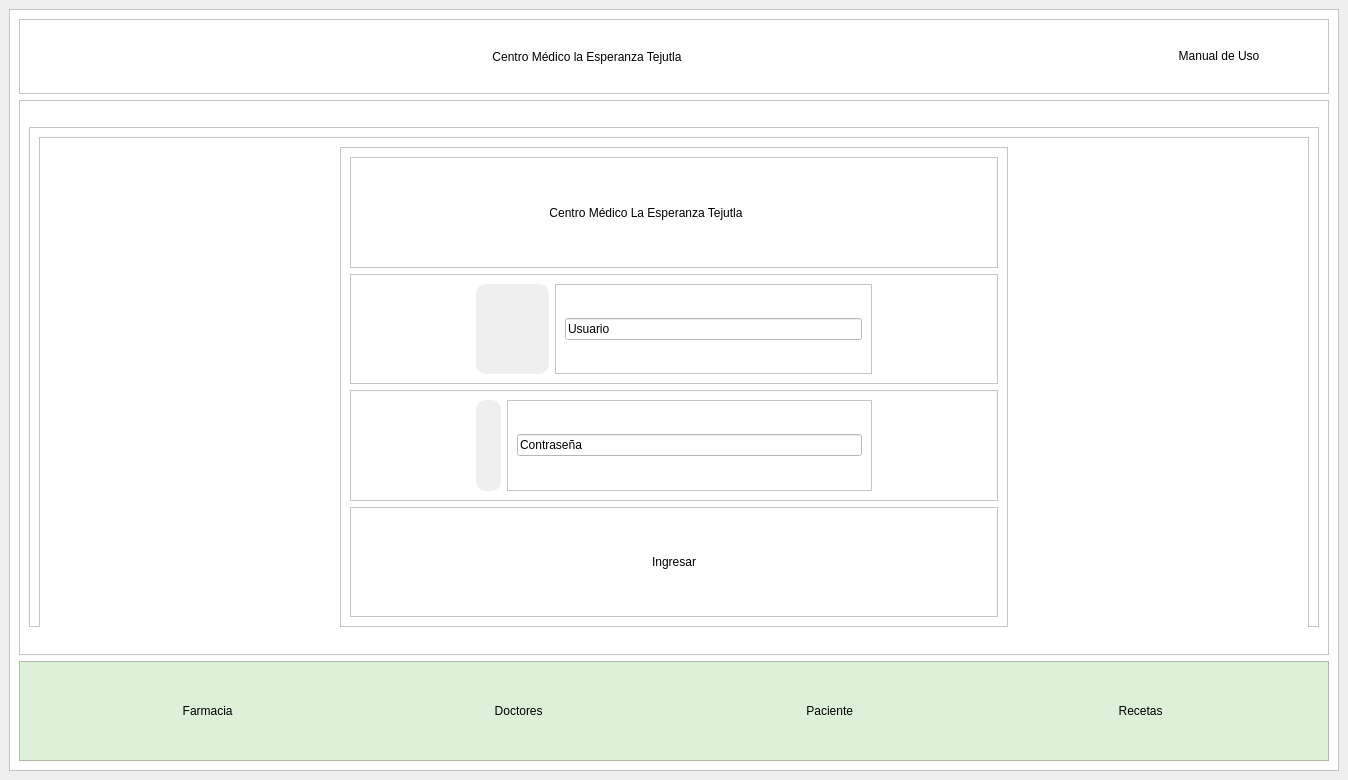
Above: views/CentroMedicoTejutla.ui from andree-ro/HospitalLaEsperanza before the change. Below: the same form after it.
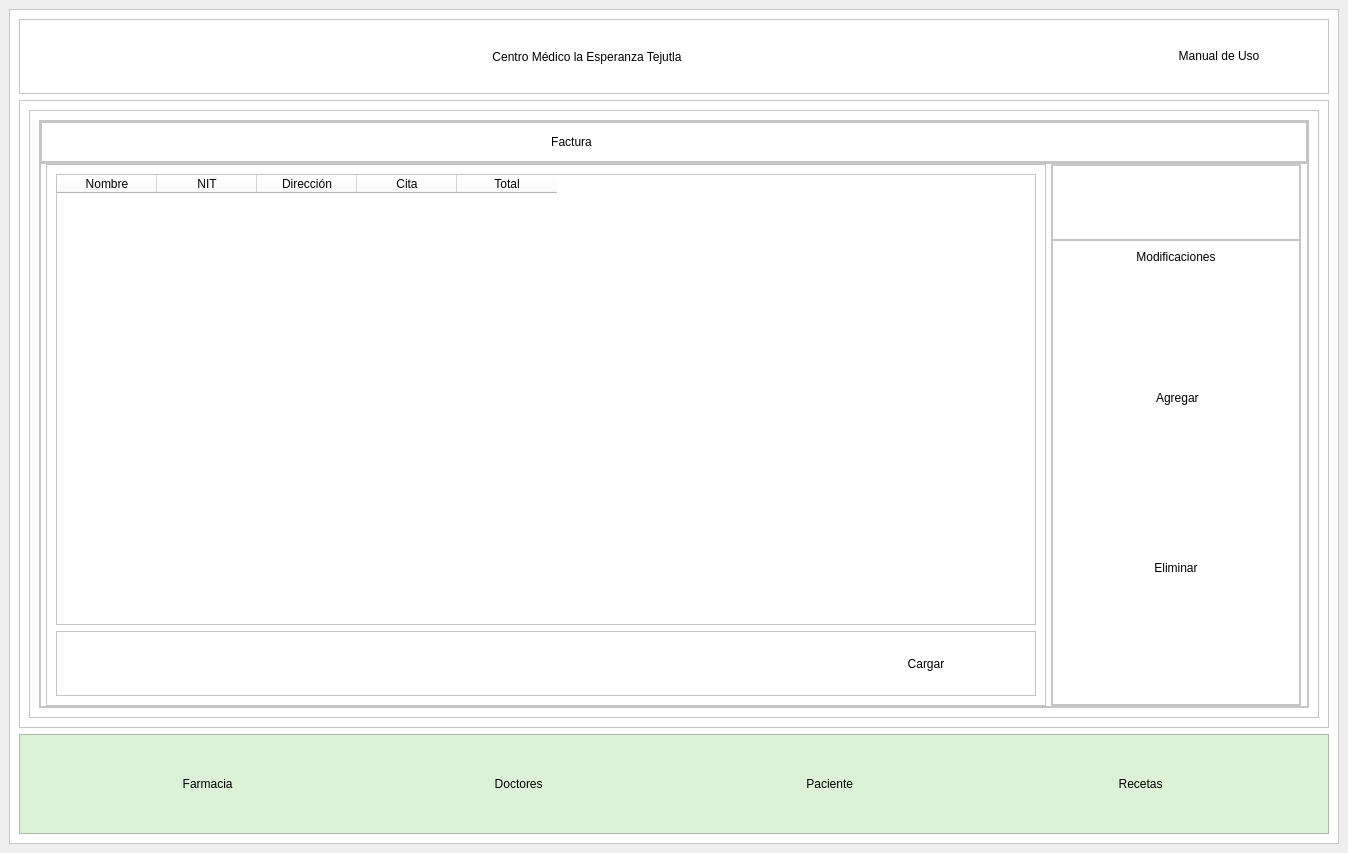
That is the form after the change. The open tabs and pages were chosen to show the change. Icons and pictures are not drawn.

Diff of the .ui file:
```diff
--- a/views/CentroMedicoTejutla.ui
+++ b/views/CentroMedicoTejutla.ui
@@ -7,7 +7,7 @@
     <x>0</x>
     <y>0</y>
     <width>1348</width>
-    <height>780</height>
+    <height>853</height>
    </rect>
   </property>
   <property name="windowTitle">
@@ -5273,7 +5273,666 @@
               </item>
              </layout>
             </widget>
-            <widget class="QWidget" name="page"/>
+            <widget class="QWidget" name="page_factura">
+             <layout class="QVBoxLayout" name="verticalLayout_53">
+              <item>
+               <widget class="QFrame" name="frame_83">
+                <property name="frameShape">
+                 <enum>QFrame::StyledPanel</enum>
+                </property>
+                <property name="frameShadow">
+                 <enum>QFrame::Raised</enum>
+                </property>
+                <layout class="QVBoxLayout" name="verticalLayout_51">
+                 <item>
+                  <widget class="QFrame" name="frame_171">
+                   <property name="frameShape">
+                    <enum>QFrame::StyledPanel</enum>
+                   </property>
+                   <property name="frameShadow">
+                    <enum>QFrame::Raised</enum>
+                   </property>
+                   <layout class="QVBoxLayout" name="verticalLayout_146">
+                    <property name="spacing">
+                     <number>0</number>
+                    </property>
+                    <property name="leftMargin">
+                     <number>0</number>
+                    </property>
+                    <property name="topMargin">
+                     <number>0</number>
+                    </property>
+                    <property name="rightMargin">
+                     <number>0</number>
+                    </property>
+                    <property name="bottomMargin">
+                     <number>0</number>
+                    </property>
+                    <item>
+                     <widget class="QFrame" name="frame_243">
+                      <property name="maximumSize">
+                       <size>
+                        <width>16777215</width>
+                        <height>50</height>
+                       </size>
+                      </property>
+                      <property name="frameShape">
+                       <enum>QFrame::StyledPanel</enum>
+                      </property>
+                      <property name="frameShadow">
+                       <enum>QFrame::Raised</enum>
+                      </property>
+                      <layout class="QHBoxLayout" name="horizontalLayout_149">
+                       <property name="spacing">
+                        <number>0</number>
+                       </property>
+                       <property name="leftMargin">
+                        <number>0</number>
+                       </property>
+                       <property name="topMargin">
+                        <number>0</number>
+                       </property>
+                       <property name="rightMargin">
+                        <number>0</number>
+                       </property>
+                       <property name="bottomMargin">
+                        <number>0</number>
+                       </property>
+                       <item>
+                        <widget class="QFrame" name="frame_172">
+                         <property name="minimumSize">
+                          <size>
+                           <width>1025</width>
+                           <height>0</height>
+                          </size>
+                         </property>
+                         <property name="frameShape">
+                          <enum>QFrame::StyledPanel</enum>
+                         </property>
+                         <property name="frameShadow">
+                          <enum>QFrame::Raised</enum>
+                         </property>
+                         <layout class="QHBoxLayout" name="horizontalLayout_64">
+                          <item>
+                           <spacer name="horizontalSpacer_17">
+                            <property name="orientation">
+                             <enum>Qt::Horizontal</enum>
+                            </property>
+                            <property name="sizeHint" stdset="0">
+                             <size>
+                              <width>481</width>
+                              <height>20</height>
+                             </size>
+                            </property>
+                           </spacer>
+                          </item>
+                          <item>
+                           <widget class="QLabel" name="label_124">
+                            <property name="minimumSize">
+                             <size>
+                              <width>0</width>
+                              <height>0</height>
+                             </size>
+                            </property>
+                            <property name="maximumSize">
+                             <size>
+                              <width>16777215</width>
+                              <height>16777215</height>
+                             </size>
+                            </property>
+                            <property name="styleSheet">
+                             <string notr="true">color: rgb(0, 0, 0);
+font: 75 12pt &quot;Open Sans Semibold&quot;</string>
+                            </property>
+                            <property name="text">
+                             <string>Factura</string>
+                            </property>
+                            <property name="alignment">
+                             <set>Qt::AlignCenter</set>
+                            </property>
+                           </widget>
+                          </item>
+                          <item>
+                           <widget class="QLabel" name="label_125">
+                            <property name="minimumSize">
+                             <size>
+                              <width>200</width>
+                              <height>0</height>
+                             </size>
+                            </property>
+                            <property name="maximumSize">
+                             <size>
+                              <width>16777215</width>
+                              <height>16777215</height>
+                             </size>
+                            </property>
+                            <property name="styleSheet">
+                             <string notr="true">color: rgb(0, 0, 0);
+font: 75 12pt &quot;Open Sans Semibold&quot;</string>
+                            </property>
+                            <property name="text">
+                             <string/>
+                            </property>
+                            <property name="alignment">
+                             <set>Qt::AlignCenter</set>
+                            </property>
+                           </widget>
+                          </item>
+                          <item>
+                           <spacer name="horizontalSpacer_20">
+                            <property name="orientation">
+                             <enum>Qt::Horizontal</enum>
+                            </property>
+                            <property name="sizeHint" stdset="0">
+                             <size>
+                              <width>480</width>
+                              <height>20</height>
+                             </size>
+                            </property>
+                           </spacer>
+                          </item>
+                         </layout>
+                        </widget>
+                       </item>
+                      </layout>
+                     </widget>
+                    </item>
+                    <item>
+                     <widget class="QFrame" name="frame_244">
+                      <property name="frameShape">
+                       <enum>QFrame::StyledPanel</enum>
+                      </property>
+                      <property name="frameShadow">
+                       <enum>QFrame::Raised</enum>
+                      </property>
+                      <layout class="QHBoxLayout" name="horizontalLayout_152">
+                       <property name="spacing">
+                        <number>0</number>
+                       </property>
+                       <property name="leftMargin">
+                        <number>0</number>
+                       </property>
+                       <property name="topMargin">
+                        <number>0</number>
+                       </property>
+                       <property name="rightMargin">
+                        <number>0</number>
+                       </property>
+                       <property name="bottomMargin">
+                        <number>0</number>
+                       </property>
+                       <item>
+                        <widget class="QFrame" name="frame_245">
+                         <property name="minimumSize">
+                          <size>
+                           <width>1000</width>
+                           <height>0</height>
+                          </size>
+                         </property>
+                         <property name="maximumSize">
+                          <size>
+                           <width>900</width>
+                           <height>16777215</height>
+                          </size>
+                         </property>
+                         <property name="frameShape">
+                          <enum>QFrame::StyledPanel</enum>
+                         </property>
+                         <property name="frameShadow">
+                          <enum>QFrame::Raised</enum>
+                         </property>
+                         <layout class="QVBoxLayout" name="verticalLayout_147">
+                          <item>
+                           <widget class="QTableWidget" name="tablaCita_2">
+                            <property name="styleSheet">
+                             <string notr="true">font: 75 11pt &quot;Open Sans Semibold&quot;</string>
+                            </property>
+                            <column>
+                             <property name="text">
+                              <string>Nombre</string>
+                             </property>
+                            </column>
+                            <column>
+                             <property name="text">
+                              <string>NIT</string>
+                             </property>
+                            </column>
+                            <column>
+                             <property name="text">
+                              <string>Dirección</string>
+                             </property>
+                            </column>
+                            <column>
+                             <property name="text">
+                              <string>Cita</string>
+                             </property>
+                            </column>
+                            <column>
+                             <property name="text">
+                              <string>Total</string>
+                             </property>
+                            </column>
+                           </widget>
+                          </item>
+                          <item>
+                           <widget class="QFrame" name="frame_246">
+                            <property name="minimumSize">
+                             <size>
+                              <width>0</width>
+                              <height>50</height>
+                             </size>
+                            </property>
+                            <property name="frameShape">
+                             <enum>QFrame::StyledPanel</enum>
+                            </property>
+                            <property name="frameShadow">
+                             <enum>QFrame::Raised</enum>
+                            </property>
+                            <layout class="QHBoxLayout" name="horizontalLayout_65">
+                             <item>
+                              <spacer name="horizontalSpacer_73">
+                               <property name="orientation">
+                                <enum>Qt::Horizontal</enum>
+                               </property>
+                               <property name="sizeHint" stdset="0">
+                                <size>
+                                 <width>749</width>
+                                 <height>20</height>
+                                </size>
+                               </property>
+                              </spacer>
+                             </item>
+                             <item>
+                              <widget class="QPushButton" name="cargar_Cita_4">
+                               <property name="minimumSize">
+                                <size>
+                                 <width>200</width>
+                                 <height>45</height>
+                                </size>
+                               </property>
+                               <property name="styleSheet">
+                                <string notr="true">QFrame{
+background-color: rgb(51, 157, 255);
+}
+
+QPushButton{
+color: rgb(0, 0, 0);
+	background-color: rgb(255, 255, 255);
+border-bottom-left-radius:20px;
+font: 75 9pt &quot;Open Sans Semibold&quot;
+}
+
+QPushButton:hover{
+color: rgb(255, 255, 255);
+background-color: rgb(160, 207, 41);
+border-bottom-left-radius:10px;
+border-bottom-right-radius:10px;
+border-top-left-radius:10px;
+border-top-right-radius:10px;
+font: 75 9pt  &quot;Open Sans Semibold&quot;
+}</string>
+                               </property>
+                               <property name="text">
+                                <string>Cargar</string>
+                               </property>
+                               <property name="icon">
+                                <iconset>
+                                 <normaloff>Iconos Farmacia/_65cf71fc-65d4-46ff-89b4-2bcc80b5e29b.png</normaloff>Iconos Farmacia/_65cf71fc-65d4-46ff-89b4-2bcc80b5e29b.png</iconset>
+                               </property>
+                               <property name="iconSize">
+                                <size>
+                                 <width>55</width>
+                                 <height>50</height>
+                                </size>
+                               </property>
+                              </widget>
+                             </item>
+                            </layout>
+                           </widget>
+                          </item>
+                         </layout>
+                        </widget>
+                       </item>
+                       <item>
+                        <widget class="QFrame" name="frame_247">
+                         <property name="minimumSize">
+                          <size>
+                           <width>250</width>
+                           <height>0</height>
+                          </size>
+                         </property>
+                         <property name="maximumSize">
+                          <size>
+                           <width>250</width>
+                           <height>16777215</height>
+                          </size>
+                         </property>
+                         <property name="frameShape">
+                          <enum>QFrame::StyledPanel</enum>
+                         </property>
+                         <property name="frameShadow">
+                          <enum>QFrame::Raised</enum>
+                         </property>
+                         <layout class="QVBoxLayout" name="verticalLayout_148">
+                          <property name="spacing">
+                           <number>0</number>
+                          </property>
+                          <property name="leftMargin">
+                           <number>0</number>
+                          </property>
+                          <property name="topMargin">
+                           <number>0</number>
+                          </property>
+                          <property name="rightMargin">
+                           <number>0</number>
+                          </property>
+                          <property name="bottomMargin">
+                           <number>0</number>
+                          </property>
+                          <item>
+                           <widget class="QFrame" name="frame_248">
+                            <property name="minimumSize">
+                             <size>
+                              <width>0</width>
+                              <height>75</height>
+                             </size>
+                            </property>
+                            <property name="maximumSize">
+                             <size>
+                              <width>16777215</width>
+                              <height>75</height>
+                             </size>
+                            </property>
+                            <property name="frameShape">
+                             <enum>QFrame::StyledPanel</enum>
+                            </property>
+                            <property name="frameShadow">
+                             <enum>QFrame::Raised</enum>
+                            </property>
+                            <layout class="QHBoxLayout" name="horizontalLayout_153">
+                             <item>
+                              <spacer name="horizontalSpacer_74">
+                               <property name="orientation">
+                                <enum>Qt::Horizontal</enum>
+                               </property>
+                               <property name="sizeHint" stdset="0">
+                                <size>
+                                 <width>98</width>
+                                 <height>20</height>
+                                </size>
+                               </property>
+                              </spacer>
+                             </item>
+                             <item>
+                              <widget class="QPushButton" name="btn_menu_43">
+                               <property name="minimumSize">
+                                <size>
+                                 <width>40</width>
+                                 <height>25</height>
+                                </size>
+                               </property>
+                               <property name="maximumSize">
+                                <size>
+                                 <width>40</width>
+                                 <height>16777215</height>
+                                </size>
+                               </property>
+                               <property name="styleSheet">
+                                <string notr="true">QFrame{
+background-color: rgb(51, 157, 255);
+}
+
+QPushButton{
+color: rgb(255, 255, 255);
+background-color: rgb(255, 255, 255);
+border-bottom-left-radius:1px;
+font: 75 9pt &quot;Open Sans Semibold&quot;
+}
+
+QPushButton:hover{
+color: rgb(0, 0, 0);
+background-color: rgb(231, 233, 239);
+border-bottom-left-radius:1px;
+font: 75 9pt  &quot;Open Sans Semibold&quot;
+}
+</string>
+                               </property>
+                               <property name="text">
+                                <string/>
+                               </property>
+                               <property name="icon">
+                                <iconset>
+                                 <normaloff>../../BaseDatosEnsoluna/views/designs/Imagenes/Imagen5.png</normaloff>../../BaseDatosEnsoluna/views/designs/Imagenes/Imagen5.png</iconset>
+                               </property>
+                               <property name="iconSize">
+                                <size>
+                                 <width>40</width>
+                                 <height>2035</height>
+                                </size>
+                               </property>
+                              </widget>
+                             </item>
+                             <item>
+                              <widget class="QPushButton" name="btn_menu_44">
+                               <property name="minimumSize">
+                                <size>
+                                 <width>40</width>
+                                 <height>25</height>
+                                </size>
+                               </property>
+                               <property name="maximumSize">
+                                <size>
+                                 <width>40</width>
+                                 <height>16777215</height>
+                                </size>
+                               </property>
+                               <property name="styleSheet">
+                                <string notr="true">QFrame{
+background-color: rgb(51, 157, 255);
+}
+
+QPushButton{
+color: rgb(255, 255, 255);
+background-color: rgb(255, 255, 255);
+border-bottom-left-radius:1px;
+font: 75 9pt &quot;Open Sans Semibold&quot;
+}
+
+QPushButton:hover{
+color: rgb(0, 0, 0);
+background-color: rgb(231, 233, 239);
+border-bottom-left-radius:1px;
+font: 75 9pt  &quot;Open Sans Semibold&quot;
+}
+</string>
+                               </property>
+                               <property name="text">
+                                <string/>
+                               </property>
+                               <property name="icon">
+                                <iconset>
+                                 <normaloff>../../BaseDatosEnsoluna/views/designs/Imagenes/Imagen6.png</normaloff>../../BaseDatosEnsoluna/views/designs/Imagenes/Imagen6.png</iconset>
+                               </property>
+                               <property name="iconSize">
+                                <size>
+                                 <width>40</width>
+                                 <height>2035</height>
+                                </size>
+                               </property>
+                              </widget>
+                             </item>
+                            </layout>
+                           </widget>
+                          </item>
+                          <item>
+                           <widget class="QFrame" name="frame_menu_22">
+                            <property name="frameShape">
+                             <enum>QFrame::StyledPanel</enum>
+                            </property>
+                            <property name="frameShadow">
+                             <enum>QFrame::Raised</enum>
+                            </property>
+                            <layout class="QVBoxLayout" name="verticalLayout_52">
+                             <item>
+                              <widget class="QLabel" name="label_134">
+                               <property name="styleSheet">
+                                <string notr="true">color: rgb(0, 0, 0);
+font: 75 12pt &quot;Open Sans Semibold&quot;</string>
+                               </property>
+                               <property name="text">
+                                <string>Modificaciones</string>
+                               </property>
+                               <property name="alignment">
+                                <set>Qt::AlignCenter</set>
+                               </property>
+                              </widget>
+                             </item>
+                             <item>
+                              <spacer name="verticalSpacer_82">
+                               <property name="orientation">
+                                <enum>Qt::Vertical</enum>
+                               </property>
+                               <property name="sizeHint" stdset="0">
+                                <size>
+                                 <width>20</width>
+                                 <height>50</height>
+                                </size>
+                               </property>
+                              </spacer>
+                             </item>
+                             <item>
+                              <widget class="QPushButton" name="btn_agregar_factura">
+                               <property name="minimumSize">
+                                <size>
+                                 <width>200</width>
+                                 <height>75</height>
+                                </size>
+                               </property>
+                               <property name="styleSheet">
+                                <string notr="true">QFrame{
+background-color: rgb(51, 157, 255);
+}
+
+QPushButton{
+color: rgb(0, 0, 0);
+	background-color: rgb(255, 255, 255);
+border-bottom-left-radius:20px;
+font: 75 9pt &quot;Open Sans Semibold&quot;
+}
+
+QPushButton:hover{
+color: rgb(255, 255, 255);
+background-color: rgb(160, 207, 41);
+border-bottom-left-radius:10px;
+border-bottom-right-radius:10px;
+border-top-left-radius:10px;
+border-top-right-radius:10px;
+font: 75 9pt  &quot;Open Sans Semibold&quot;
+}</string>
+                               </property>
+                               <property name="text">
+                                <string> Agregar</string>
+                               </property>
+                               <property name="icon">
+                                <iconset>
+                                 <normaloff>Iconos Farmacia/x.png</normaloff>Iconos Farmacia/x.png</iconset>
+                               </property>
+                               <property name="iconSize">
+                                <size>
+                                 <width>70</width>
+                                 <height>70</height>
+                                </size>
+                               </property>
+                              </widget>
+                             </item>
+                             <item>
+                              <spacer name="verticalSpacer_83">
+                               <property name="orientation">
+                                <enum>Qt::Vertical</enum>
+                               </property>
+                               <property name="sizeHint" stdset="0">
+                                <size>
+                                 <width>20</width>
+                                 <height>50</height>
+                                </size>
+                               </property>
+                              </spacer>
+                             </item>
+                             <item>
+                              <widget class="QPushButton" name="btn_eliminar_Cita_2">
+                               <property name="minimumSize">
+                                <size>
+                                 <width>200</width>
+                                 <height>75</height>
+                                </size>
+                               </property>
+                               <property name="styleSheet">
+                                <string notr="true">QFrame{
+background-color: rgb(51, 157, 255);
+}
+
+QPushButton{
+color: rgb(0, 0, 0);
+	background-color: rgb(255, 255, 255);
+border-bottom-left-radius:20px;
+font: 75 9pt &quot;Open Sans Semibold&quot;
+}
+
+QPushButton:hover{
+color: rgb(255, 255, 255);
+background-color: rgb(160, 207, 41);
+border-bottom-left-radius:10px;
+border-bottom-right-radius:10px;
+border-top-left-radius:10px;
+border-top-right-radius:10px;
+font: 75 9pt  &quot;Open Sans Semibold&quot;
+}</string>
+                               </property>
+                               <property name="text">
+                                <string>Eliminar</string>
+                               </property>
+                               <property name="icon">
+                                <iconset>
+                                 <normaloff>Iconos Farmacia/t.png</normaloff>Iconos Farmacia/t.png</iconset>
+                               </property>
+                               <property name="iconSize">
+                                <size>
+                                 <width>65</width>
+                                 <height>65</height>
+                                </size>
+                               </property>
+                              </widget>
+                             </item>
+                             <item>
+                              <spacer name="verticalSpacer_84">
+                               <property name="orientation">
+                                <enum>Qt::Vertical</enum>
+                               </property>
+                               <property name="sizeHint" stdset="0">
+                                <size>
+                                 <width>20</width>
+                                 <height>50</height>
+                                </size>
+                               </property>
+                              </spacer>
+                             </item>
+                            </layout>
+                           </widget>
+                          </item>
+                         </layout>
+                        </widget>
+                       </item>
+                      </layout>
+                     </widget>
+                    </item>
+                   </layout>
+                  </widget>
+                 </item>
+                </layout>
+               </widget>
+              </item>
+             </layout>
+            </widget>
             <widget class="QWidget" name="page_cita">
              <layout class="QVBoxLayout" name="verticalLayout_40">
               <item>
```
Left out of the diff: 2 changed lines with no effect on the pictures.
